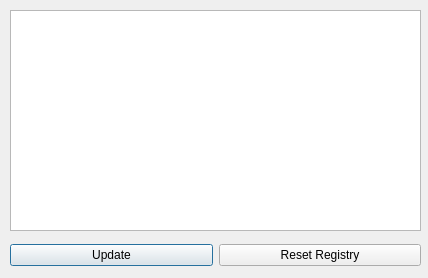
Old version of the form src/ui_icepapcms/qt_designer_files/dialogstatusinfo.ui in the repository MaxIV-KitsControls/app-cells-icepapcms.
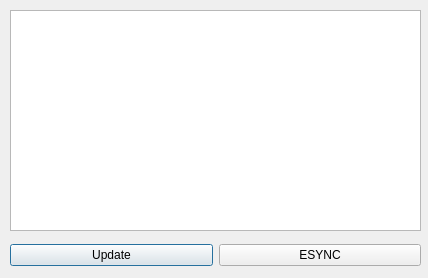
New version of the form.

Commit message: Added an ESYNC button.

Diff of the .ui file:
```diff
--- a/src/ui_icepapcms/qt_designer_files/dialogstatusinfo.ui
+++ b/src/ui_icepapcms/qt_designer_files/dialogstatusinfo.ui
@@ -43,7 +43,7 @@
     <item>
      <widget class="QPushButton" name="btnRegReset">
       <property name="text">
-       <string>Reset Registry</string>
+       <string>ESYNC</string>
       </property>
      </widget>
     </item>
```
Left out of the diff: 2 changed lines with no effect on the pictures. The commit also changes 2 other files.
